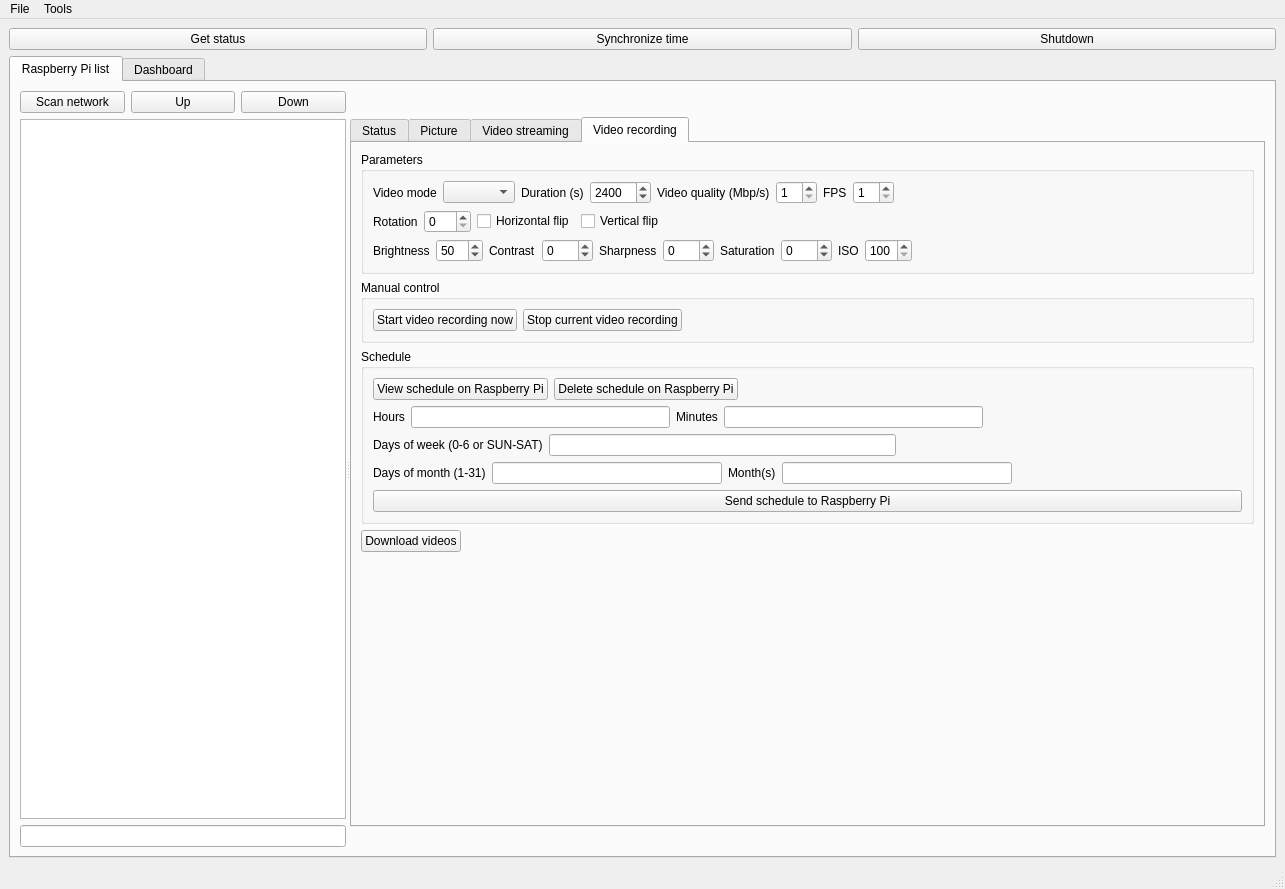
Old version of the form src/coordinator/coordinator.ui in the repository olivierfriard/raspberry_video-recording_coordinator.
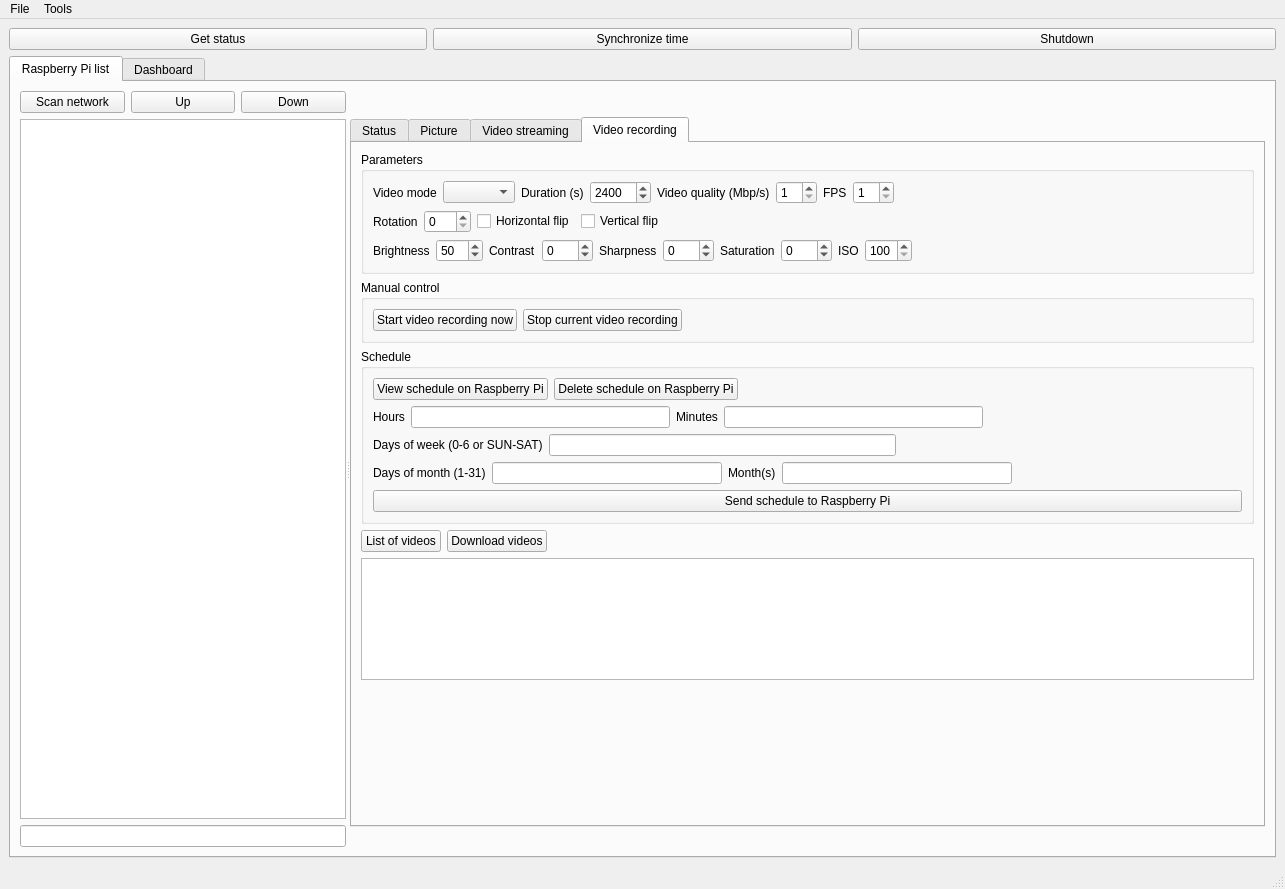
New version of the form. The open tabs and pages were chosen to show the change.

The edit to the form file:
```diff
--- a/src/coordinator/coordinator.ui
+++ b/src/coordinator/coordinator.ui
@@ -1123,6 +1123,13 @@
                 </item>
                 <item>
                  <layout class="QHBoxLayout" name="horizontalLayout_19">
+                  <item>
+                   <widget class="QPushButton" name="video_list_pb">
+                    <property name="text">
+                     <string>List of videos</string>
+                    </property>
+                   </widget>
+                  </item>
                   <item>
                    <widget class="QPushButton" name="download_videos_pb">
                     <property name="text">
@@ -1145,6 +1152,9 @@
                   </item>
                  </layout>
                 </item>
+                <item>
+                 <widget class="QPlainTextEdit" name="video_output_pte"/>
+                </item>
                 <item>
                  <spacer name="verticalSpacer_2">
                   <property name="orientation">
```
Left out of the diff: 2 changed lines with no effect on the pictures.
